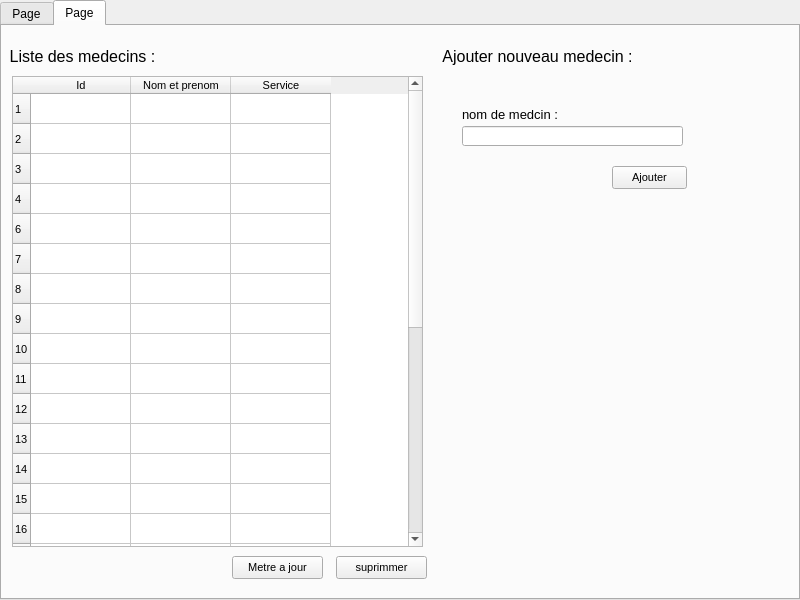
otmanLAHRECHE/EPSP_Garde_Project, file ui/urgence.ui: the form before one commit.
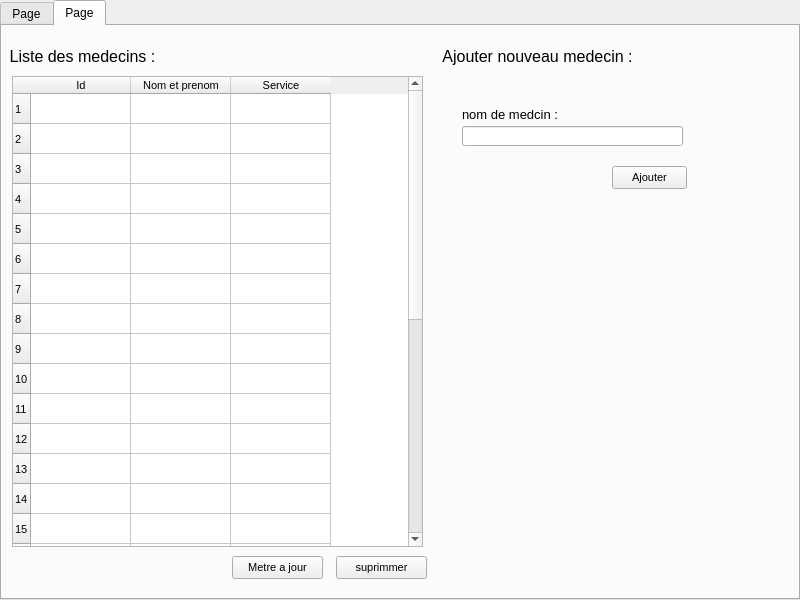
The form after the commit. Icons and pictures are not drawn.

The edit to the form file:
```diff
--- a/ui/urgence.ui
+++ b/ui/urgence.ui
@@ -267,6 +267,11 @@
         <string>4</string>
        </property>
       </row>
+      <row>
+       <property name="text">
+        <string>5</string>
+       </property>
+      </row>
       <row>
        <property name="text">
         <string>6</string>
```
